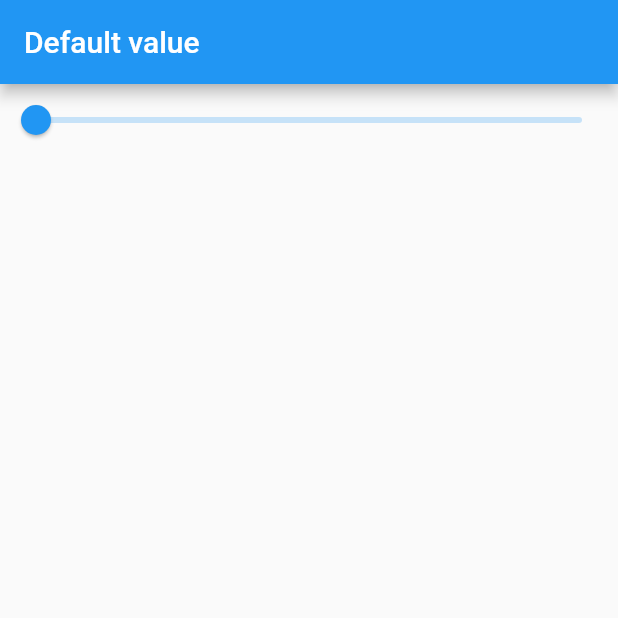
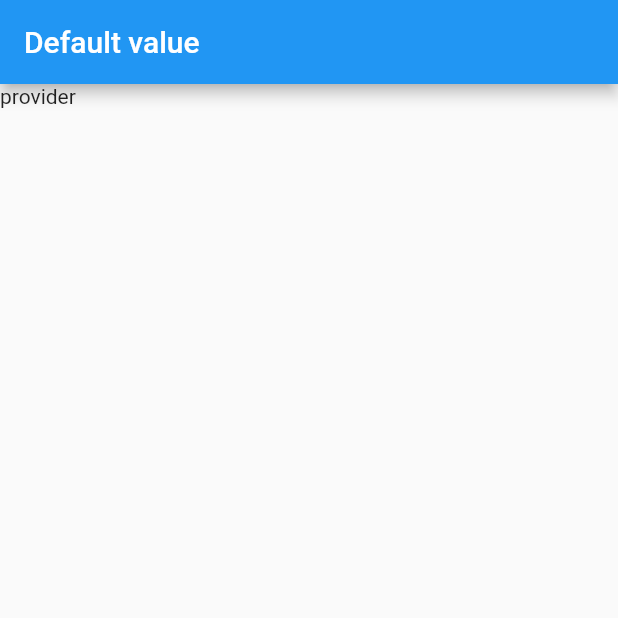
Before and after one commit to santosh565/inherited_demo, a Flutter app: the screen it shows after launch, on a phone screen of 412 x 824 dp, the top half of it. Run offline on Flutter 3.47's test engine with Material 2 defaults, Android fonts, the light colour scheme and no system bars.

Commit message:
provider demo begin

```diff
--- a/lib/main.dart
+++ b/lib/main.dart
@@ -19,8 +19,6 @@ class MyApp extends StatelessWidget {
   }
 }
 
-final sliderData = SliderData();
-
 class MyHomePage extends StatelessWidget {
   const MyHomePage({
     Key? key,
@@ -29,77 +27,9 @@ class MyHomePage extends StatelessWidget {
   @override
   Widget build(BuildContext context) {
     return Scaffold(
-      appBar: AppBar(
-        title: const Text('Default value'),
-      ),
-      body: SliderNotifier(
-        sliderData: sliderData,
-        child: Builder(builder: (context) {
-          return Column(
-            children: [
-              Slider(
-                  value: SliderNotifier.of(context),
-                  onChanged: (value) {
-                    sliderData.value = value;
-                  }),
-              Row(
-                mainAxisSize: MainAxisSize.max,
-                children: [
-                  Expanded(
-                    child: Opacity(
-                      opacity: SliderNotifier.of(context),
-                      child: Container(
-                        height: 150,
-                        color: Colors.yellow,
-                      ),
-                    ),
-                  ),
-                  Expanded(
-                    child: Opacity(
-                      opacity: SliderNotifier.of(context),
-                      child: Container(
-                        height: 150,
-                        color: Colors.green,
-                      ),
-                    ),
-                  ),
-                ],
-              )
-            ],
-          );
-        }),
-      ),
-    );
+        appBar: AppBar(
+          title: const Text('Default value'),
+        ),
+        body: const Text('provider'));
   }
 }
-
-class SliderData extends ChangeNotifier {
-  double _value = 0;
-  double get value => _value;
-
-  set value(double value) {
-    if (_value != value) {
-      _value = value;
-      notifyListeners();
-    }
-  }
-}
-
-class SliderNotifier extends InheritedNotifier<SliderData> {
-  const SliderNotifier({
-    Key? key,
-    required SliderData sliderData,
-    required Widget child,
-  }) : super(
-          key: key,
-          child: child,
-          notifier: sliderData,
-        );
-
-  static double of(BuildContext context) =>
-      context
-          .dependOnInheritedWidgetOfExactType<SliderNotifier>()
-          ?.notifier
-          ?.value ??
-      0.0;
-}
```
